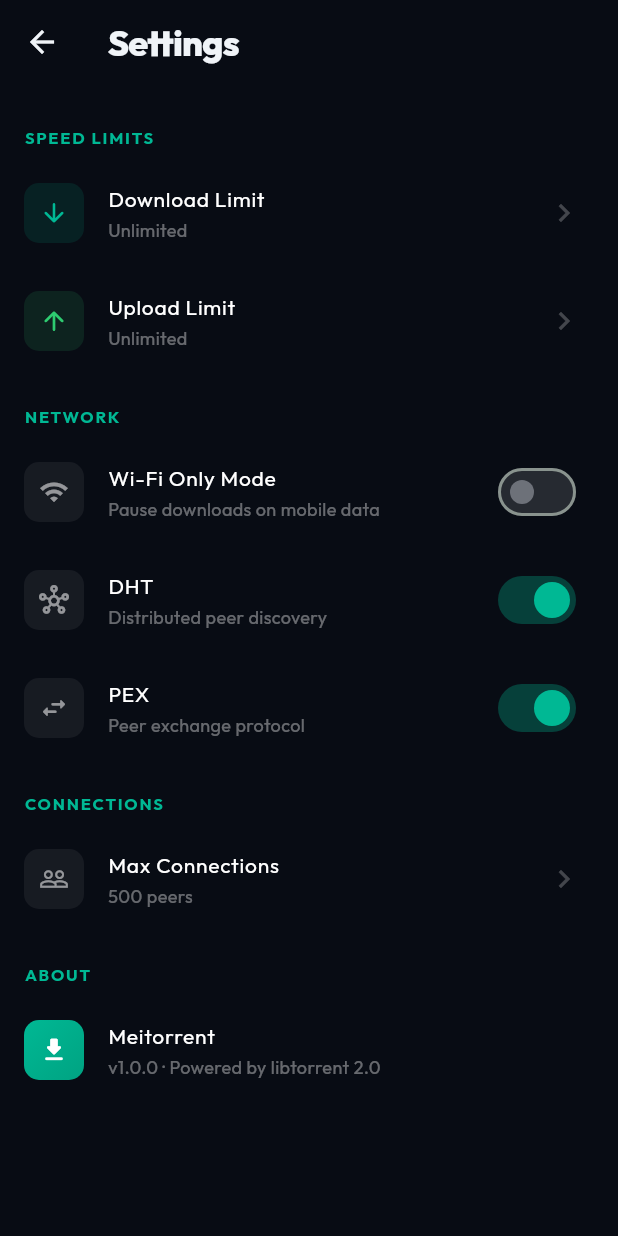
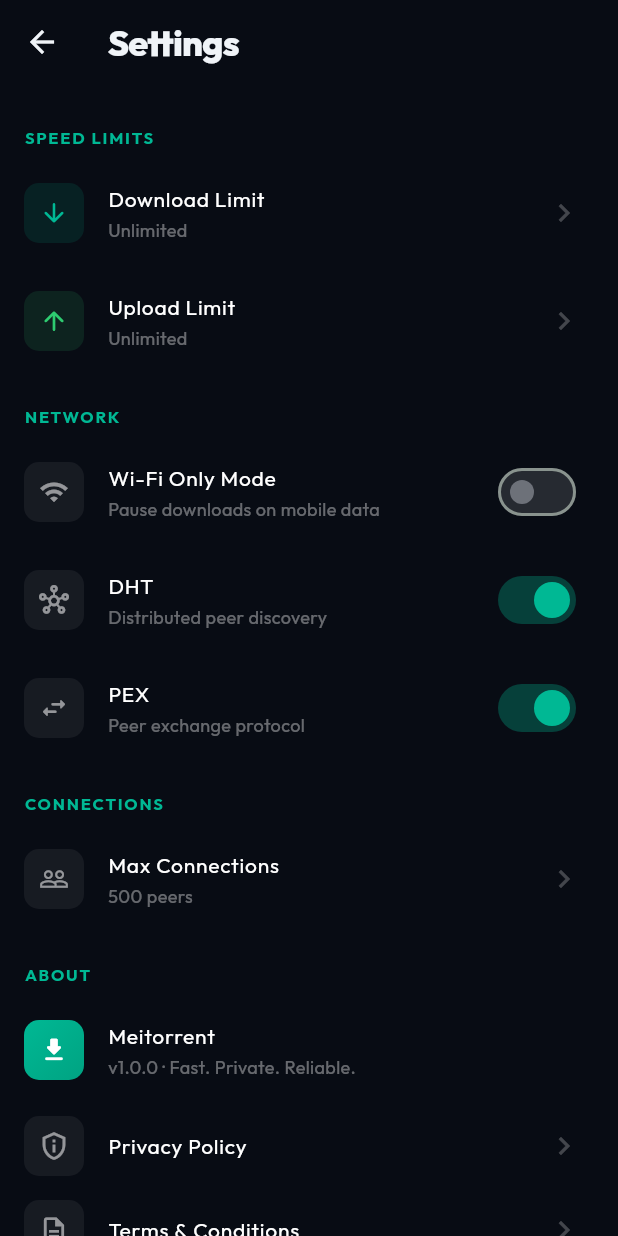
Before and after one commit to meigamingofficial-design/MEITORRENT, a Flutter app: the SettingsScreen screen opened directly, on a phone screen of 412 x 824 dp. Run offline on Flutter 3.47's test engine with Material 3 defaults, Android fonts, the light colour scheme and no system bars; our stand-ins replace app_links, device_info_plus, drift, drift_flutter, equatable, file_picker and 7 more; missing offline and left inert: dart:ffi, flutter_foreground_task; accounts and stored records are empty; generated files the repository leaves out were written again; network calls fail.

Commit message:
docs: implement legal documentation and Play Store compliance files

```diff
--- a/lib/features/settings/presentation/screens/settings_screen.dart
+++ b/lib/features/settings/presentation/screens/settings_screen.dart
@@ -70,6 +70,21 @@ class SettingsScreen extends ConsumerWidget {
             // ── About ─────────────────────────────────────────────────
             const _SectionHeader(title: 'About'),
             _AboutTile(),
+            const _LegalTile(
+              icon: Icons.privacy_tip_outlined,
+              label: 'Privacy Policy',
+              content: _privacyPolicy,
+            ),
+            const _LegalTile(
+              icon: Icons.description_outlined,
+              label: 'Terms & Conditions',
+              content: _termsAndConditions,
+            ),
+            const _LegalTile(
+              icon: Icons.gavel_outlined,
+              label: 'Open Source Licenses',
+              content: _licenses,
+            ),
             const SizedBox(height: 40),
           ],
         ),
@@ -310,8 +325,105 @@ class _AboutTile extends StatelessWidget {
         child: const Icon(Icons.download_rounded, color: Colors.white, size: 20),
       ),
       title: const Text('Meitorrent', style: TextStyle(color: Colors.white, fontSize: 14)),
-      subtitle: const Text('v1.0.0 · Powered by libtorrent 2.0',
+      subtitle: const Text('v1.0.0 · Fast. Private. Reliable.',
           style: TextStyle(color: Colors.white38, fontSize: 12)),
     );
   }
 }
+
+class _LegalTile extends StatelessWidget {
+  const _LegalTile({required this.icon, required this.label, required this.content});
+  final IconData icon;
+  final String label;
+  final String content;
+
+  @override
+  Widget build(BuildContext context) {
+    return ListTile(
+      leading: Container(
+        width: 40,
+        height: 40,
+        decoration: BoxDecoration(
+          color: Colors.white.withValues(alpha: 0.06),
+          borderRadius: BorderRadius.circular(10),
+        ),
+        child: Icon(icon, color: Colors.white54, size: 20),
+      ),
+      title: Text(label, style: const TextStyle(color: Colors.white, fontSize: 14)),
+      trailing: const Icon(Icons.chevron_right, color: Colors.white24),
+      onTap: () => Navigator.of(context).push(
+        MaterialPageRoute<void>(
+          builder: (_) => _LegalDetailScreen(title: label, content: content),
+        ),
+      ),
+    );
+  }
+}
+
+class _LegalDetailScreen extends StatelessWidget {
+  const _LegalDetailScreen({required this.title, required this.content});
+  final String title;
+  final String content;
+
+  @override
+  Widget build(BuildContext context) {
+    return Scaffold(
+      appBar: AppBar(
+        title: Text(title, style: const TextStyle(fontSize: 18, fontWeight: FontWeight.w700)),
+        centerTitle: true,
+      ),
+      body: SingleChildScrollView(
+        padding: const EdgeInsets.symmetric(horizontal: 24, vertical: 32),
+        child: SelectableText(
+          content,
+          style: const TextStyle(
+            color: Colors.white70,
+            fontSize: 14,
+            height: 1.8,
+            letterSpacing: 0.2,
+          ),
+        ),
+      ),
+    );
+  }
+}
+
+const _privacyPolicy = '''
+Meitorrent is designed with privacy in mind. We do not collect, store, or share any personal information on any central servers.
+
+• Data Collection: We do not collect names, emails, or account information.
+• P2P Networking: As a BitTorrent client, your IP address is visible to other peers in the swarm. This is a technical requirement of the protocol.
+• Third-Party Services: We use Google Fonts, which may fetch assets from Google servers.
+• Storage: Accessed only to manage the files you choose to download.
+
+For full details, visit our hosted policy at meigaming.github.io/meitorrent/PRIVACY_POLICY
+''';
+
+const _termsAndConditions = '''
+By using Meitorrent, you agree to the following:
+
+• Proper Use: You are solely responsible for the content you download or share.
+• Copyright: You must not use this app for illegal distribution of copyrighted material.
+• Tool Only: Meitorrent is a tool for P2P transfer; we do not host or provide any content.
+• Liability: The developer is not responsible for any misuse or legal consequences.
+
+The app is provided "AS IS" without warranties of any kind.
+''';
+
+const _licenses = '''
+Meitorrent is built using several open-source components.
+
+## libtorrent
+This app is powered by libtorrent (BSD 3-clause). The Flutter wrapper and this application are subject to the GNU General Public License v3.0 (GPLv3).
+
+## Other Components
+- flutter_foreground_task (MIT)
+- drift (MIT)
+- flutter_riverpod (MIT)
+- google_fonts (Apache 2.0)
+- path_provider (BSD 3-clause)
+- permission_handler (MIT)
+- connectivity_plus (BSD 3-clause)
+
+The full text of the GPLv3 and other licenses are available in the root of our repository.
+''';
```
Also changed, not shown: 5 other files.
